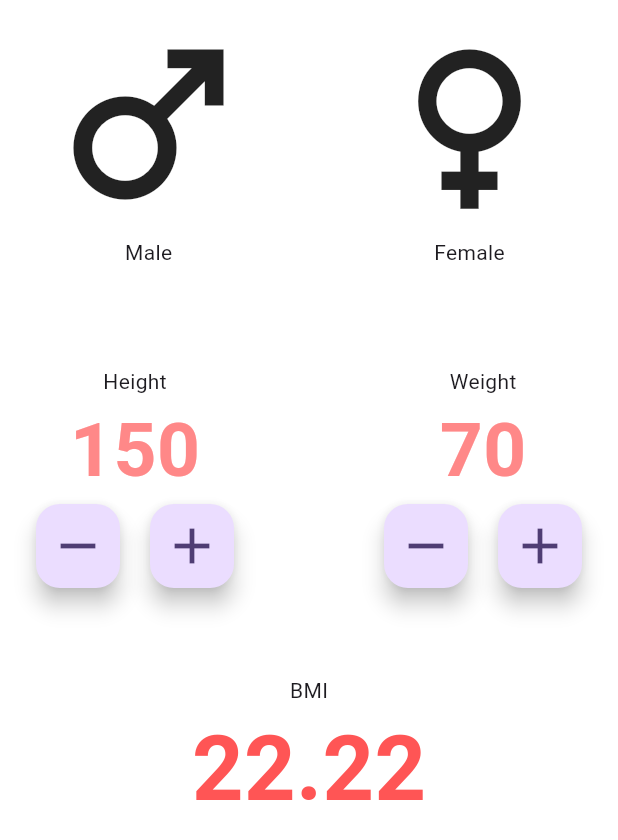
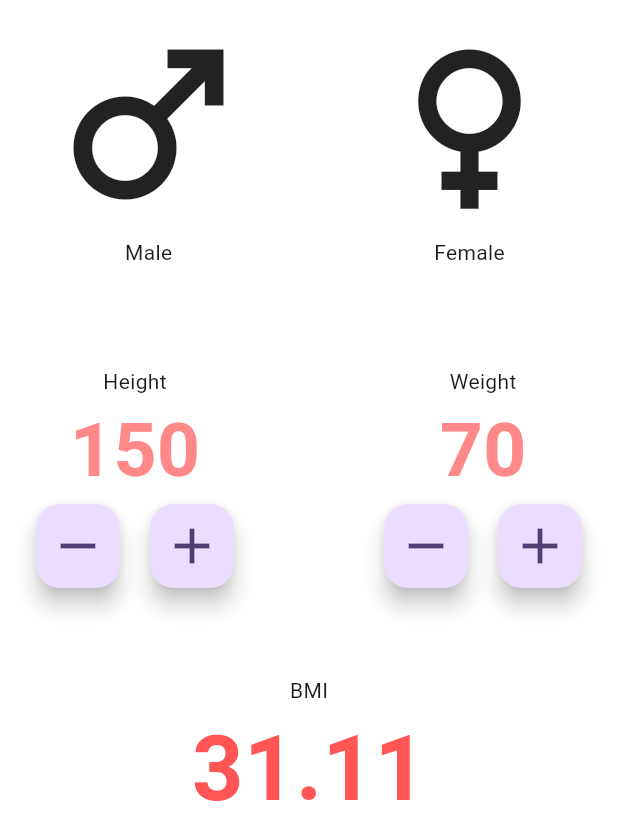
Before and after one commit to JanudaBethmin/Flutter-BMI-Calculator, a Flutter app: the screen it shows after launch, after a tap on the "remove" icon, after a tap on the "add" icon, on a phone screen of 412 x 824 dp. Shown: the top 840 px of the screen. Run offline on Flutter 3.47's test engine with Material 3 defaults, Android fonts, the phone set to English and light mode, and no system bars.

Commit message:
bmi value gets calculated

```diff
--- a/lib/main_page.dart
+++ b/lib/main_page.dart
@@ -12,6 +12,10 @@ class _MainPageState extends State<MainPage> {
 
   int height = 150;
   int weight = 70;
+  // We can't call a function, while intializing other parameters.
+  // So, we use late keyword to tell flutter that caluculate bmi later.
+  // Define the varibale but apply the value later.
+  late double bmi = calculateBMI(height:height, weight: weight);
 
   @override
   Widget build(BuildContext context) {
@@ -75,9 +79,10 @@ class _MainPageState extends State<MainPage> {
                               onPressed: () {
                                 // For changing the UI we need to put these under setState()
                                 setState(() {
-                                  height--;
+                                  if(height>0) height--;
+                                  // For every + or  - the bmi should change.
+                                  bmi = calculateBMI(height:height, weight: weight);
                                 });
-                                print(height);
                               },
                               child: const Icon(Icons.remove, size: 40)
                             ),
@@ -90,8 +95,9 @@ class _MainPageState extends State<MainPage> {
                                 // For changing the UI we need to put these under setState()
                                 setState(() {
                                   height++;
+                                  // For every + or  - the bmi should change.
+                                  bmi = calculateBMI(height:height, weight: weight);
                                 });
-                                print(height);
                               },
                               child: const Icon(Icons.add, size: 40)
                             ),
@@ -119,9 +125,10 @@ class _MainPageState extends State<MainPage> {
                               onPressed: () {
                                 // For changing the UI we need to put these under setState()
                                 setState(() {
-                                  weight--;
+                                  if(weight>0) weight--;
+                                  // For every + or  - the bmi should change.
+                                  bmi = calculateBMI(height:height, weight: weight);
                                 });
-                                print(weight);
                               },
                               child: const Icon(Icons.remove, size: 40)
                             ),
@@ -133,9 +140,10 @@ class _MainPageState extends State<MainPage> {
                               onPressed: () {
                                 // For changing the UI we need to put these under setState()
                                 setState(() {
-                                  weight++;
+                                 weight++;
+                                 // For every + or  - the bmi should change.
+                                 bmi = calculateBMI(height:height, weight: weight);
                                 });
-                                print(weight);
                               },
                               child: const Icon(Icons.add, size: 40)
                             ),
@@ -147,10 +155,13 @@ class _MainPageState extends State<MainPage> {
                 ],
               ),
               const SizedBox(height: 50),
-              const Column(
+              Column(
                 children: [
-                  Text("BMI"),
-                  Text("22.22",
+                  const Text("BMI"),
+                  // To write complex code after a $ we need to add {}
+                  // But for here we actually don't even want "" because it has become a string.
+                  Text(
+                  bmi.toStringAsFixed(2),
                   style: kOutputLabelStyle,
                   ),
                 ],
@@ -161,4 +172,14 @@ class _MainPageState extends State<MainPage> {
       ),
     );
   }
+
+// Becuase we have to call from multiple points of the code
+// we can use {} inside () to make them name parameters
+// name parameters -> height: , weight:
+// Add required becuase it's a name parameter
+// Make the function double because we are returning a value from a devision
+double calculateBMI({required int height, required int weight}) {
+    return weight / (height/100 * height/100);
 }
+
+}
```
